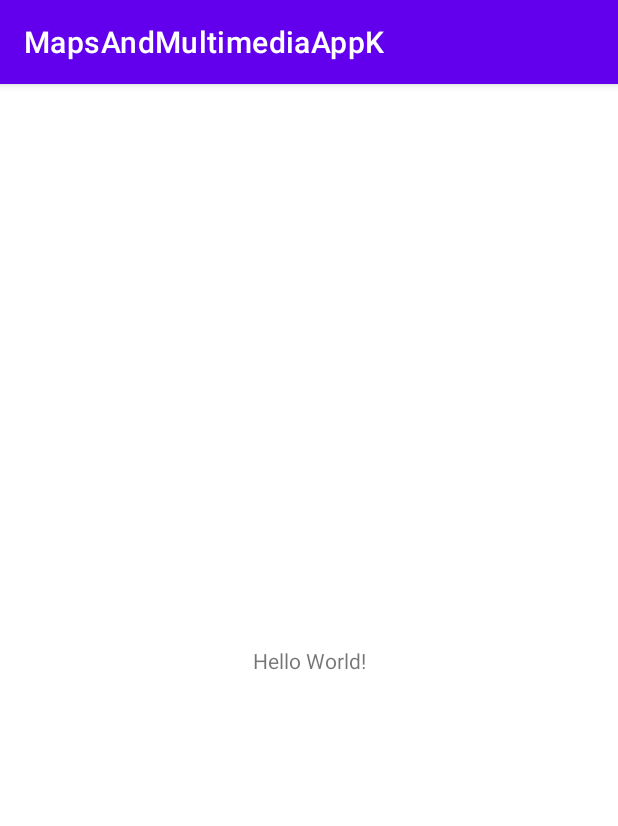
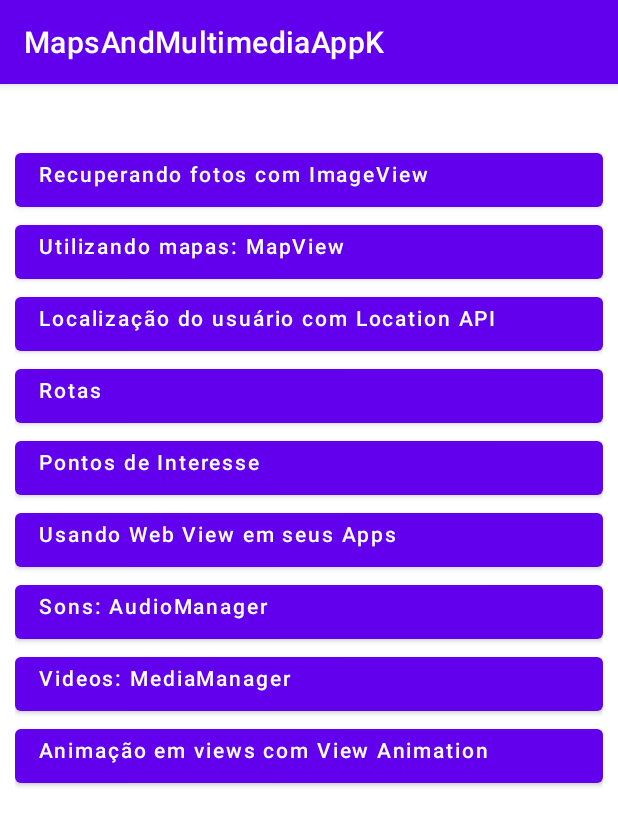
Before and after one commit to tiago-vaz/MapsAndMultimediaAppK, an Android app: the screen it shows after launch (MainActivity), on a phone screen of 412 x 824 dp. Shown: the top 826 px of the screen. Run offline under Robolectric (Android 15) with nearby library versions, the phone set to English and light mode, and no system bars.

Commit message:
Add Recuperação de Fotos, WebView e reprodução de sons

```diff
--- a/app/src/main/res/layout/activity_main.xml
+++ b/app/src/main/res/layout/activity_main.xml
@@ -1,18 +1,95 @@
 <?xml version="1.0" encoding="utf-8"?>
-<androidx.constraintlayout.widget.ConstraintLayout xmlns:android="http://schemas.android.com/apk/res/android"
+<LinearLayout xmlns:android="http://schemas.android.com/apk/res/android"
     xmlns:app="http://schemas.android.com/apk/res-auto"
     xmlns:tools="http://schemas.android.com/tools"
     android:layout_width="match_parent"
     android:layout_height="match_parent"
+    android:layout_marginTop="40dp"
+    android:layout_marginLeft="10dp"
+    android:layout_marginRight="10dp"
+    android:orientation="vertical"
     tools:context=".MainActivity">
+    <Button
+        android:id="@+id/btnRecuperarFotosImageView"
+        android:onClick="acessaRecuperacaoFotos"
+        android:text="Recuperando fotos com ImageView"
+        android:textSize="14dp"
+        android:textAllCaps="false"
+        android:gravity="left"
+        android:layout_width="match_parent"
+        android:layout_height="wrap_content" />
+    <Button
+        android:id="@+id/btnUtilizarMapView"
+        android:onClick="acessaMapVieew"
+        android:text="Utilizando mapas: MapView"
+        android:textSize="14dp"
+        android:textAllCaps="false"
+        android:gravity="left"
+        android:layout_width="match_parent"
+        android:layout_height="wrap_content" />
+    <Button
+        android:id="@+id/btnLocalizarUser"
+        android:onClick="localizaUser"
+        android:text="Localização do usuário com Location API"
+        android:textSize="14dp"
+        android:textAllCaps="false"
+        android:gravity="left"
+        android:layout_width="match_parent"
+        android:layout_height="wrap_content" />
+    <Button
+        android:id="@+id/btnRotas"
+        android:onClick="rotas"
+        android:text="Rotas"
+        android:textSize="14dp"
+        android:textAllCaps="false"
+        android:gravity="left"
+        android:layout_width="match_parent"
+        android:layout_height="wrap_content" />
+    <Button
+        android:id="@+id/btnPontosInteresse"
+        android:onClick="pontosInteresse"
+        android:text="Pontos de Interesse"
+        android:textSize="14dp"
+        android:textAllCaps="false"
+        android:gravity="left"
+        android:layout_width="match_parent"
+        android:layout_height="wrap_content" />
+    <Button
+        android:id="@+id/btnAbrirWebView"
+        android:onClick="abrirWebView"
+        android:text="Usando Web View em seus Apps"
+        android:textSize="14dp"
+        android:textAllCaps="false"
+        android:gravity="left"
+        android:layout_width="match_parent"
+        android:layout_height="wrap_content" />
+    <Button
+        android:id="@+id/btnAudioManager"
+        android:onClick="abrirAudioManager"
+        android:text="Sons: AudioManager"
+        android:textSize="14dp"
+        android:textAllCaps="false"
+        android:gravity="left"
+        android:layout_width="match_parent"
+        android:layout_height="wrap_content" />
+    <Button
+        android:id="@+id/btnMediaManager"
+        android:onClick="abrirMediaManager"
+        android:text="Videos: MediaManager"
+        android:textSize="14dp"
+        android:textAllCaps="false"
+        android:gravity="left"
+        android:layout_width="match_parent"
+        android:layout_height="wrap_content" />
+    <Button
+        android:id="@+id/btnViewAnimation"
+        android:onClick="abrirViewAnimation"
+        android:text="Animação em views com View Animation"
+        android:textSize="14dp"
+        android:textAllCaps="false"
+        android:gravity="left"
+        android:layout_width="match_parent"
+        android:layout_height="wrap_content" />
 
-    <TextView
-        android:layout_width="wrap_content"
-        android:layout_height="wrap_content"
-        android:text="Hello World!"
-        app:layout_constraintBottom_toBottomOf="parent"
-        app:layout_constraintEnd_toEndOf="parent"
-        app:layout_constraintStart_toStartOf="parent"
-        app:layout_constraintTop_toTopOf="parent" />
 
-</androidx.constraintlayout.widget.ConstraintLayout>
+</LinearLayout>
```
Also changed, not shown: app/build.gradle (+10 -1 lines), app/src/main/AndroidManifest.xml (+17 -0 lines), app/src/main/java/com/example/mapsandmultimediaappk/AudioManagerActivity.kt (added, +27 -0 lines), app/src/main/java/com/example/mapsandmultimediaappk/MainActivity.kt (+22 -0 lines), app/src/main/java/com/example/mapsandmultimediaappk/RecuperaFotosActivity.kt (added, +56 -0 lines), app/src/main/java/com/example/mapsandmultimediaappk/WebViewActivity.kt (added, +25 -0 lines), app/src/main/res/layout/activity_audio_manager.xml (added, +32 -0 lines), app/src/main/res/layout/activity_recupera_fotos.xml (added, +80 -0 lines), app/src/main/res/layout/activity_web_view.xml (added, +20 -0 lines), app/src/main/res/drawable/cat_img.jpeg (added), app/src/main/res/drawable/cow.jpeg (added), app/src/main/res/raw/cat_img.jpeg (added), app/src/main/res/raw/cow_img.jpeg (added), 2 other files.
